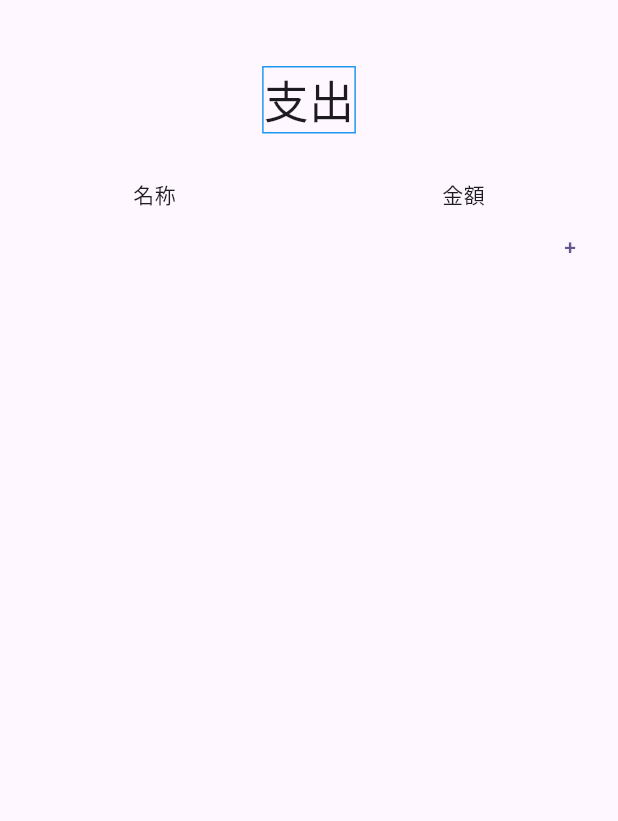
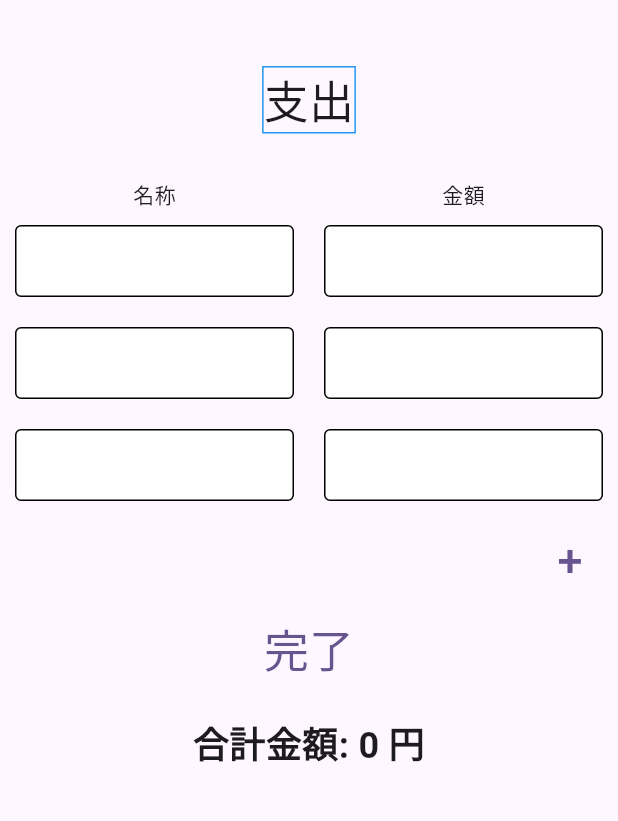
Before and after one commit to kotarowakuwaku/STGs, a Flutter app: the InputOutcomePage screen opened directly, on a phone screen of 412 x 824 dp, the part 63-884 px from its top. Run offline on Flutter 3.47's test engine with Material 3 defaults, Android fonts, the phone set to English and light mode, and no system bars.

Commit message:
支出入力画面仮完成

```diff
--- a/lib/pages/input/input_outcome_page.dart
+++ b/lib/pages/input/input_outcome_page.dart
@@ -1,4 +1,5 @@
 import 'package:flutter/material.dart';
+import 'package:flutter/services.dart';
 
 class InputOutcomePage extends StatefulWidget {
   const InputOutcomePage({Key? key}) : super(key: key);
@@ -8,7 +9,29 @@ class InputOutcomePage extends StatefulWidget {
 }
 
 class _InputOutcomePageState extends State<InputOutcomePage> {
-  List<TextEditingController> _textEditingControllers = [];
+  final List<TextEditingController> _textEditingControllers = [];
+  final List<TextEditingController> _numberEditingControllers = [];
+  final List<String> _names = [];
+  final List<int> _amounts = [];
+  int _totalAmount = 0;
+
+  @override
+  void initState() {
+    super.initState();
+    // Initialize with three rows
+    for (int i = 0; i < 3; i++) {
+      _textEditingControllers.add(TextEditingController());
+      _numberEditingControllers.add(TextEditingController());
+      _names.add('');
+      _amounts.add(0);
+    }
+  }
+
+  void _calculateTotalAmount() {
+    setState(() {
+      _totalAmount = _amounts.fold(0, (sum, item) => sum + item);
+    });
+  }
 
   @override
   Widget build(BuildContext context) {
@@ -33,31 +56,40 @@ class _InputOutcomePageState extends State<InputOutcomePage> {
               ),
             ),
             Row(
-               mainAxisAlignment: MainAxisAlignment.spaceEvenly,
+              mainAxisAlignment: MainAxisAlignment.spaceEvenly,
               children: [
-              Text('名称'),
-              Text(''),
-              Text('金額'),
-            ],
+                Text('名称'),
+                Text(''),
+                Text('金額'),
+              ],
             ),
             ListView.builder(
               shrinkWrap: true,
               physics: const NeverScrollableScrollPhysics(),
-              itemCount: (_textEditingControllers.length / 2).ceil(),
+              itemCount: _textEditingControllers.length,
               itemBuilder: (context, index) {
                 return Container(
-                  margin: EdgeInsets.symmetric(vertical: 10,horizontal: 10),
+                  margin: EdgeInsets.symmetric(vertical: 10, horizontal: 10),
                   child: Row(
                     children: [
                       Expanded(
                         child: _textFormField(
-                          textEditingController: _textEditingControllers[index * 2],
+                          textEditingController: _textEditingControllers[index],
+                          onChanged: (value) {
+                            _names[index] = value;
+                          },
                         ),
                       ),
                       const SizedBox(width: 20.0),
                       Expanded(
-                        child: _textFormField(
-                          textEditingController: _textEditingControllers[index * 2 + 1],
+                        child: _numberTextFormField(
+                          textEditingController: _numberEditingControllers[index],
+                          onChanged: (value) {
+                            setState(() {
+                              _amounts[index] = int.tryParse(value) ?? 0;
+                              _calculateTotalAmount();
+                            });
+                          },
                         ),
                       ),
                     ],
@@ -71,9 +103,29 @@ class _InputOutcomePageState extends State<InputOutcomePage> {
                 onPressed: () {
                   setState(() {
                     _textEditingControllers.add(TextEditingController());
-                    _textEditingControllers.add(TextEditingController());
+                    _numberEditingControllers.add(TextEditingController());
+                    _names.add('');
+                    _amounts.add(0);
                   });
                 },
+              ),
+            ),
+            Align(
+              alignment: Alignment.center,
+              child: _resultButton(
+                onPressed: () {
+                  _calculateTotalAmount();
+                },
+              ),
+            ),
+            Padding(
+              padding: const EdgeInsets.all(16.0),
+              child: Text(
+                '合計金額: $_totalAmount 円',
+                style: TextStyle(
+                  fontSize: 24,
+                  fontWeight: FontWeight.bold,
+                ),
               ),
             ),
           ],
@@ -82,10 +134,36 @@ class _InputOutcomePageState extends State<InputOutcomePage> {
     );
   }
 
-  Widget _textFormField({required TextEditingController textEditingController}) {
+  Widget _textFormField({required TextEditingController textEditingController, required Function(String) onChanged}) {
     return TextFormField(
       controller: textEditingController,
       maxLength: null,
+      onChanged: onChanged,
+      decoration: const InputDecoration(
+        contentPadding: EdgeInsets.symmetric(horizontal: 8.0, vertical: 6.0),
+        fillColor: Colors.white,
+        filled: true,
+        enabledBorder: OutlineInputBorder(
+          borderSide: BorderSide(
+            color: Colors.black,
+          ),
+        ),
+        focusedBorder: OutlineInputBorder(
+          borderSide: BorderSide(
+            color: Colors.black,
+          ),
+        ),
+      ),
+    );
+  }
+
+  Widget _numberTextFormField({required TextEditingController textEditingController, required Function(String) onChanged}) {
+    return TextFormField(
+      controller: textEditingController,
+      maxLength: null,
+      onChanged: onChanged,
+      keyboardType: TextInputType.number,
+      inputFormatters: [FilteringTextInputFormatter.digitsOnly],
       decoration: const InputDecoration(
         contentPadding: EdgeInsets.symmetric(horizontal: 8.0, vertical: 6.0),
         fillColor: Colors.white,
@@ -107,7 +185,24 @@ class _InputOutcomePageState extends State<InputOutcomePage> {
   Widget _textButton({required void Function() onPressed}) {
     return TextButton(
       onPressed: onPressed,
-      child: const Text("+"),
+      child: const Text(
+        "+",
+        style: TextStyle(
+          fontSize: 30,
+        ),
+      ),
     );
   }
 }
+
+Widget _resultButton({required void Function() onPressed}) {
+  return TextButton(
+    onPressed: onPressed,
+    child: const Text(
+      "完了",
+      style: TextStyle(
+        fontSize: 30,
+      ),
+    ),
+  );
+}
```
